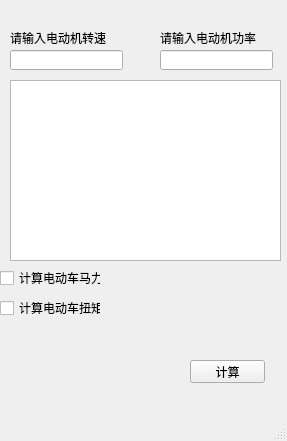
The window that mainwindow.ui (L1k3b00m/E-car-performance-calculation) describes before a commit, drawn with Qt 5.
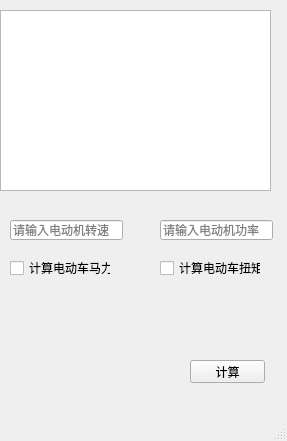
The same window after the commit.

Commit message: 更新了逻辑错误，调整了界面

Diff of the .ui file:
```diff
--- a/mainwindow.ui
+++ b/mainwindow.ui
@@ -15,10 +15,13 @@
   </property>
   <widget class="QWidget" name="centralWidget">
    <widget class="QLineEdit" name="RpmEdit">
+    <property name="enabled">
+     <bool>true</bool>
+    </property>
     <property name="geometry">
      <rect>
       <x>10</x>
-      <y>50</y>
+      <y>220</y>
       <width>113</width>
       <height>20</height>
      </rect>
@@ -26,17 +29,10 @@
     <property name="text">
      <string/>
     </property>
-   </widget>
-   <widget class="QLabel" name="label">
-    <property name="geometry">
-     <rect>
-      <x>10</x>
-      <y>30</y>
-      <width>111</width>
-      <height>16</height>
-     </rect>
+    <property name="dragEnabled">
+     <bool>false</bool>
     </property>
-    <property name="text">
+    <property name="placeholderText">
      <string>请输入电动机转速</string>
     </property>
    </widget>
@@ -44,7 +40,7 @@
     <property name="geometry">
      <rect>
       <x>160</x>
-      <y>50</y>
+      <y>220</y>
       <width>113</width>
       <height>20</height>
      </rect>
@@ -52,25 +48,15 @@
     <property name="text">
      <string/>
     </property>
-   </widget>
-   <widget class="QLabel" name="label_2">
-    <property name="geometry">
-     <rect>
-      <x>160</x>
-      <y>30</y>
-      <width>111</width>
-      <height>16</height>
-     </rect>
-    </property>
-    <property name="text">
+    <property name="placeholderText">
      <string>请输入电动机功率</string>
     </property>
    </widget>
    <widget class="QCheckBox" name="housePower_Check">
     <property name="geometry">
      <rect>
-      <x>0</x>
-      <y>270</y>
+      <x>10</x>
+      <y>260</y>
       <width>101</width>
       <height>16</height>
      </rect>
@@ -82,8 +68,8 @@
    <widget class="QCheckBox" name="Force_Check">
     <property name="geometry">
      <rect>
-      <x>0</x>
-      <y>300</y>
+      <x>160</x>
+      <y>260</y>
       <width>101</width>
       <height>16</height>
      </rect>
@@ -108,8 +94,8 @@
    <widget class="QTextEdit" name="Result_text">
     <property name="geometry">
      <rect>
-      <x>10</x>
-      <y>80</y>
+      <x>0</x>
+      <y>10</y>
       <width>271</width>
       <height>181</height>
      </rect>
```
The commit also changes 3 other files.
